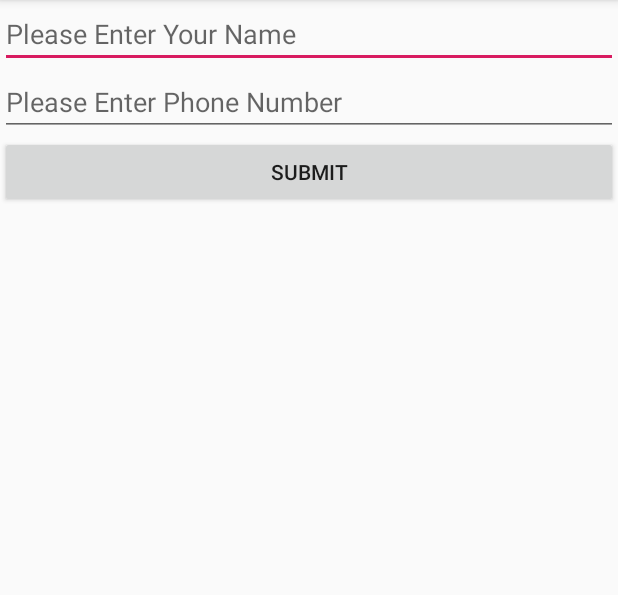
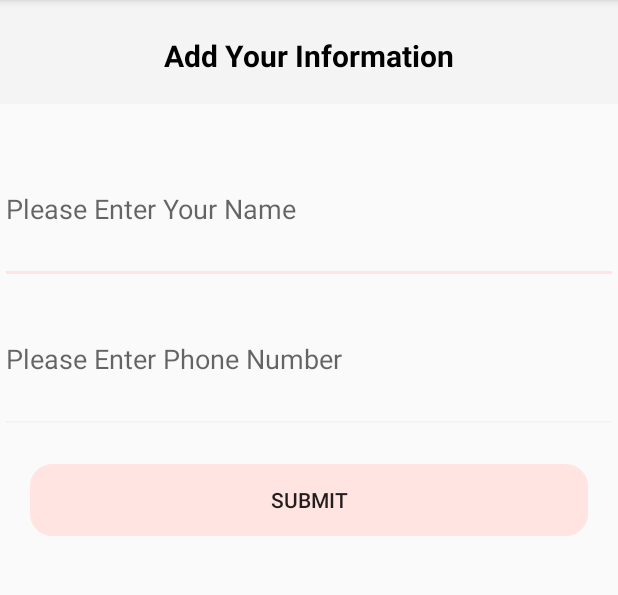
Before and after one commit to Dewei-Yu/MySOS, an Android app: the AddUserDetail screen opened directly, with no data from a screen before it, on a phone screen of 412 x 824 dp, the part 84-679 px from its top. Run offline under Robolectric (Android 15) with nearby library versions, the phone set to English and light mode, and no system bars.

Commit message:
layout modify

```diff
--- /dev/null
+++ b/app/src/main/res/drawable/submit_border.xml
@@ -0,0 +1,10 @@
+<?xml version="1.0" encoding="utf-8"?>
+<selector xmlns:android="http://schemas.android.com/apk/res/android">
+    <item>
+        <shape android:shape="rectangle">
+            <stroke android:width="15px" android:color="#FFE4E1" />
+            <corners android:radius="10dp" />
+            <solid android:color="#FFE4E1" />
+        </shape>
+    </item>
+</selector>
--- a/app/src/main/res/layout/activity_add_user_detail.xml
+++ b/app/src/main/res/layout/activity_add_user_detail.xml
@@ -5,28 +5,72 @@
     android:layout_height="match_parent"
     >
 
+    <LinearLayout
+        android:layout_width="match_parent"
+        android:layout_height="0dp"
+        android:orientation="horizontal"
+        android:layout_weight="1"
+        android:background="#F4F4F4">
+
+        <!--<ImageButton-->
+        <!--android:layout_marginTop="5dp"-->
+        <!--android:layout_width="match_parent"-->
+        <!--android:layout_height="match_parent"-->
+        <!--android:layout_weight="8"-->
+        <!--android:src="@drawable/back"-->
+        <!--android:background="#00000000"-->
+        <!--android:scaleType="centerInside"-->
+        <!--android:layout_marginLeft="10dp"/>-->
+
+        <TextView
+            android:layout_width="match_parent"
+            android:layout_height="match_parent"
+            android:layout_marginTop="5dp"
+            android:gravity="center"
+            android:text="Add Your Information"
+            android:textColor="#000000"
+            android:textSize="20sp"
+            android:textStyle="bold"/>
+
+    </LinearLayout>
+
+    <LinearLayout
+        android:layout_width="match_parent"
+        android:layout_height="0dp"
+        android:orientation="vertical"
+        android:layout_weight="10">
 
         <EditText
             android:id="@+id/addUserName"
             android:layout_width="match_parent"
-        android:layout_height="wrap_content"
+            android:layout_height="100dp"
             android:ems="10"
             android:hint="Please Enter Your Name"
-        android:inputType="textPersonName" />
+            android:layout_marginTop="20dp"
+            android:inputType="textPersonName"
+            android:theme="@style/EditText"/>
 
         <EditText
             android:id="@+id/addUserPhone"
             android:layout_width="match_parent"
-        android:layout_height="wrap_content"
+            android:layout_height="100dp"
             android:ems="10"
             android:hint="Please Enter Phone Number"
-        android:inputType="textPersonName" />
+            android:inputType="textPersonName"
+            android:theme="@style/EditText"/>
 
         <Button
             android:id="@+id/submitUser"
             android:layout_width="match_parent"
             android:layout_height="wrap_content"
-        android:text="Submit" />
+            android:text="Submit"
+            android:background="@drawable/submit_border"
+            android:layout_marginLeft="20dp"
+            android:layout_marginRight="20dp"
+            android:layout_marginTop="20dp"/>
+
+    </LinearLayout>
+
 
 
 </LinearLayout>
--- a/app/src/main/res/values/styles.xml
+++ b/app/src/main/res/values/styles.xml
@@ -8,4 +8,9 @@
         <item name="colorAccent">@color/colorAccent</item>
     </style>
 
+    <style name="EditText" parent="Theme.AppCompat.Light">
+        <item name="colorControlNormal">#F2F2F2</item>
+        <item name="colorControlActivated">#FFE4E1</item>
+    </style>
+
 </resources>
```
Also changed, not shown: app/src/main/res/layout/activity_add_contact.xml (+50 -5 lines), app/src/main/res/layout/fragment_contact.xml (+18 -17 lines), app/src/main/res/layout/fragment_setting.xml (+8 -8 lines). Lines whose indentation alone changed are shown as unchanged.
